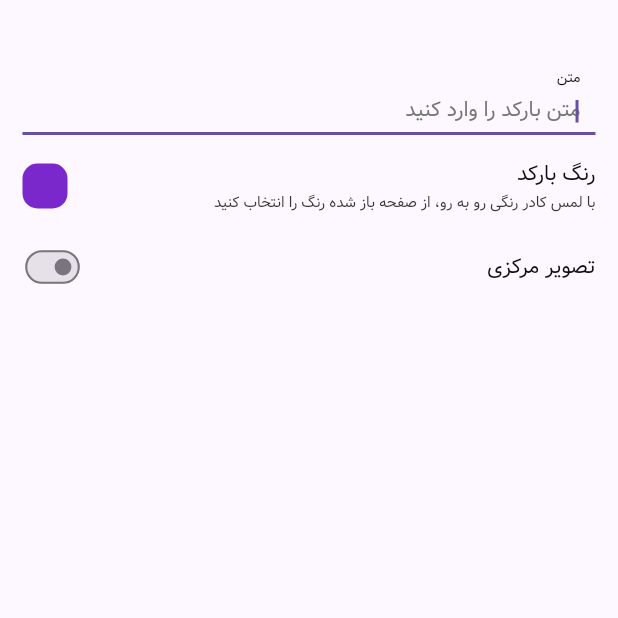
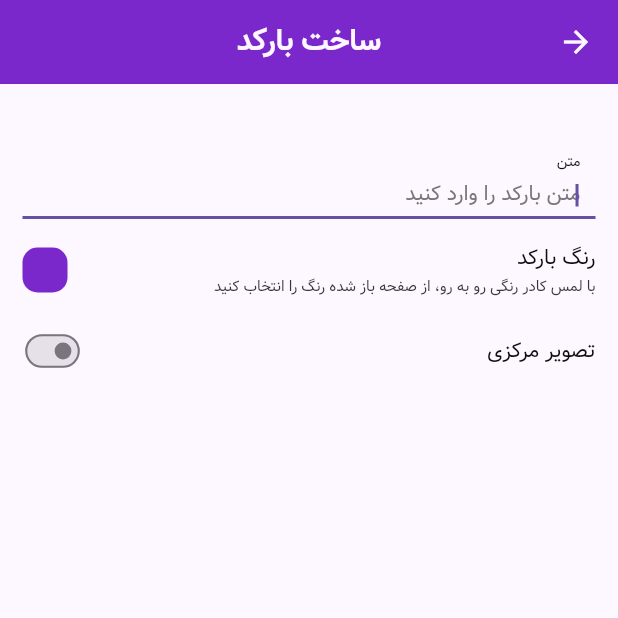
Before and after one commit to AliEasy/flutter_easy_barcode, a Flutter app: the CreateBarcodePage screen opened directly, on a phone screen of 412 x 824 dp, the top half of it. Run offline on Flutter 3.47's test engine with Material 3 defaults, Android fonts, the phone set to English and light mode, and no system bars; our stand-ins replace equatable, flutter_bloc, flutter_staggered_animations, flutter_svg, fluttertoast, get_it and 3 more; missing offline and left inert: flex_color_picker, mobile_scanner; generated files the repository leaves out were written again.

Commit message:
Add AppBar to create barcode page

```diff
--- a/lib/feature/create_barcode/presentation/pages/create_barcode.dart
+++ b/lib/feature/create_barcode/presentation/pages/create_barcode.dart
@@ -20,7 +20,13 @@ class CreateBarcodePage extends StatelessWidget {
   @override
   Widget build(BuildContext context) {
     Color barcodeColor = Theme.of(context).primary;
-    return BlocProvider(
+    return Scaffold(
+      appBar: AppBar(
+        title: Text(
+          Strings.instance.appLocalization.createBarcode,
+        ),
+      ),
+      body: BlocProvider(
         create: (context) => getIt<CreateBarcodeBloc>(),
         child: Builder(builder: (context) {
           return SingleChildScrollView(
@@ -147,6 +153,7 @@ class CreateBarcodePage extends StatelessWidget {
             ),
           );
         }),
+      ),
     );
   }
 
```
Also changed, not shown: lib/core/config/theme/theme.dart (+5 -4 lines). Lines whose indentation alone changed are shown as unchanged.
